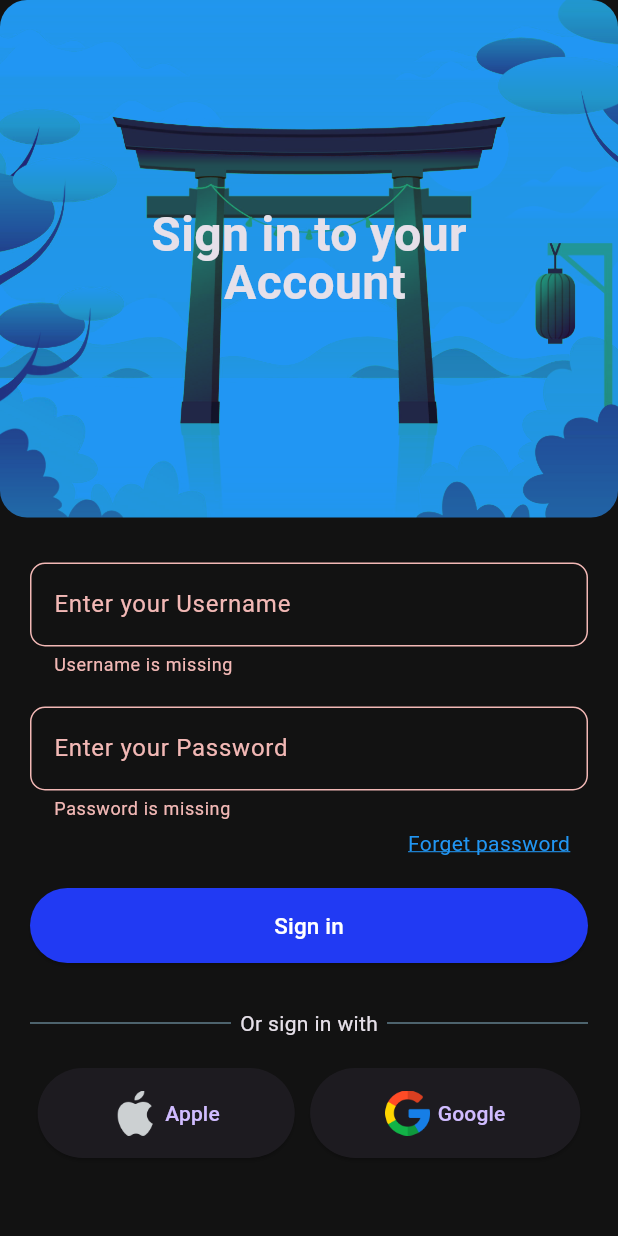
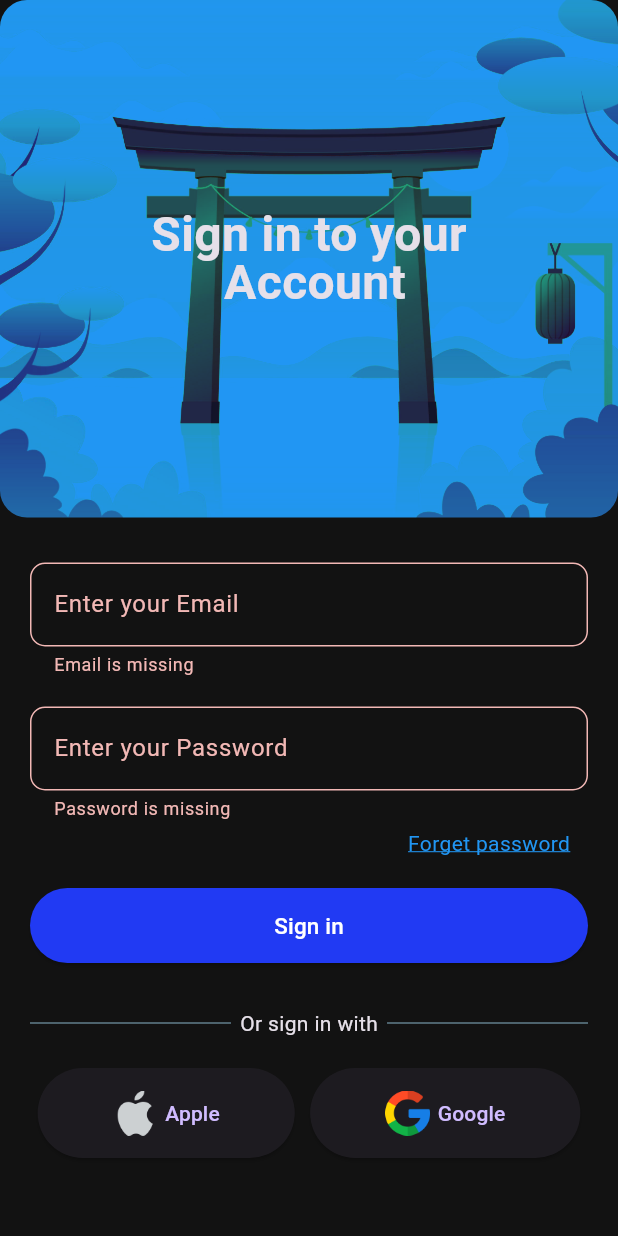
Before and after one commit to morespace-bit/MobileApp, a Flutter app: the screen it shows after launch, after a tap on "Sign in", on a phone screen of 412 x 824 dp. Run offline on Flutter 3.47's test engine with Material 3 defaults, Android fonts, the phone set to English and light mode, and no system bars; our stand-ins replace google_fonts; network calls fail.

Commit message:
integrated login and signup api

```diff
--- a/lib/core/theme/widgets/custom_text_field.dart
+++ b/lib/core/theme/widgets/custom_text_field.dart
@@ -20,6 +20,7 @@ class CustomTextField extends StatelessWidget {
   @override
   Widget build(BuildContext context) {
     return TextFormField(
+      controller: controller,
       decoration: InputDecoration(
         labelText: "Enter your $hintText",
 
--- /dev/null
+++ b/lib/features/auth/repos/auth_remote_repo.dart
@@ -0,0 +1,35 @@
+import "dart:convert";
+
+import "package:http/http.dart" as http;
+
+class AuthRemoteRepo {
+  Future<void> signUp({required String email, required String password}) async {
+    print("$email $password is the data");
+    try {
+      final response = await http.post(
+        Uri.parse("http://10.0.2.2:4000/api/register"),
+        headers: {'Content-type': "application/json"},
+        body: jsonEncode({'email': email, 'password': password}),
+      );
+      print(jsonDecode(response.body));
+      print("Response should have been printed");
+    } catch (e) {
+      print(e.toString());
+    }
+  }
+
+  Future<void> login({required String email, required String password}) async {
+    try {
+      final response = await http.post(
+        Uri.parse("http://10.0.2.2:4000/api/login"),
+        headers: {'Content-type': 'application/json'},
+
+        body: jsonEncode({"email": email, "password": password}),
+      );
+
+      print(jsonDecode(response.body));
+    } catch (e) {
+      print(e.toString());
+    }
+  }
+}
--- a/lib/features/auth/view/login_page.dart
+++ b/lib/features/auth/view/login_page.dart
@@ -1,5 +1,6 @@
 import 'package:flutter/material.dart';
 import 'package:learn_flutter/core/theme/widgets/custom_text_field.dart';
+import 'package:learn_flutter/features/auth/repos/auth_remote_repo.dart';
 import 'package:learn_flutter/features/auth/view/signup_page.dart';
 import 'package:learn_flutter/features/auth/view/widgets/custom_button.dart';
 import 'package:learn_flutter/features/auth/view/widgets/custom_with.dart';
@@ -44,10 +45,7 @@ class _LoginPageState extends State<LoginPage> {
                 key: formKey,
                 child: Column(
                   children: [
-                    CustomTextField(
-                      hintText: "Username",
-                      controller: Ucontroller,
-                    ),
+                    CustomTextField(hintText: "Email", controller: Ucontroller),
 
                     SizedBox(height: 20),
                     CustomTextField(
@@ -80,16 +78,20 @@ class _LoginPageState extends State<LoginPage> {
                 child: CustomButton(
                   text: "Login",
                   onTap: () {
+                    AuthRemoteRepo().login(
+                      email: Ucontroller.text,
+                      password: Pcontroller.text,
+                    );
                     if (formKey.currentState!.validate()) {
-                      Navigator.push(
-                        context,
-                        MaterialPageRoute(
-                          builder: (context) {
-                            return HomePage();
-                          },
-                        ),
-                        // (Route<dynamic> route) => false,
-                      );
+                      // Navigator.push(
+                      //   context,
+                      //   MaterialPageRoute(
+                      //     builder: (context) {
+                      //       return HomePage();
+                      //     },
+                      //   ),
+                      //   // (Route<dynamic> route) => false,
+                      // );
                     }
                   },
                 ),
--- a/lib/features/auth/view/signup_page.dart
+++ b/lib/features/auth/view/signup_page.dart
@@ -1,5 +1,6 @@
 import 'package:flutter/material.dart';
 import 'package:learn_flutter/core/theme/widgets/custom_text_field.dart';
+import 'package:learn_flutter/features/auth/repos/auth_remote_repo.dart';
 import 'package:learn_flutter/features/auth/view/login_page.dart';
 import 'package:learn_flutter/features/auth/view/widgets/custom_button.dart';
 import 'package:learn_flutter/features/auth/view/widgets/custom_with.dart';
@@ -46,10 +47,7 @@ class _SignupPageState extends State<SignupPage> {
                 key: formKey,
                 child: Column(
                   children: [
-                    CustomTextField(
-                      hintText: "Username",
-                      controller: Ucontroller,
-                    ),
+                    CustomTextField(hintText: "Email", controller: Ucontroller),
 
                     SizedBox(height: 20),
                     CustomTextField(
@@ -82,17 +80,11 @@ class _SignupPageState extends State<SignupPage> {
                 child: CustomButton(
                   text: "Sign in",
                   onTap: () {
-                    if (formKey.currentState!.validate()) {
-                      Navigator.push(
-                        context,
-                        MaterialPageRoute(
-                          builder: (context) {
-                            return HomePage();
-                          },
-                        ),
-                        // (Route<dynamic> route) => false,
-                      );
-                    }
+                    AuthRemoteRepo().signUp(
+                      email: Ucontroller.text,
+                      password: Pcontroller.text,
+                    );
+                    if (formKey.currentState!.validate()) {}
                   },
                 ),
               ),
--- a/pubspec.yaml
+++ b/pubspec.yaml
@@ -35,6 +35,8 @@ dependencies:
   # Use with the CupertinoIcons class for iOS style icons.
   cupertino_icons: ^1.0.8
   google_fonts: ^6.3.0
+  http: ^1.5.0
+  fpdart: ^1.1.1
 
 dev_dependencies:
   flutter_test:
```
Also changed, not shown: pubspec.lock.
